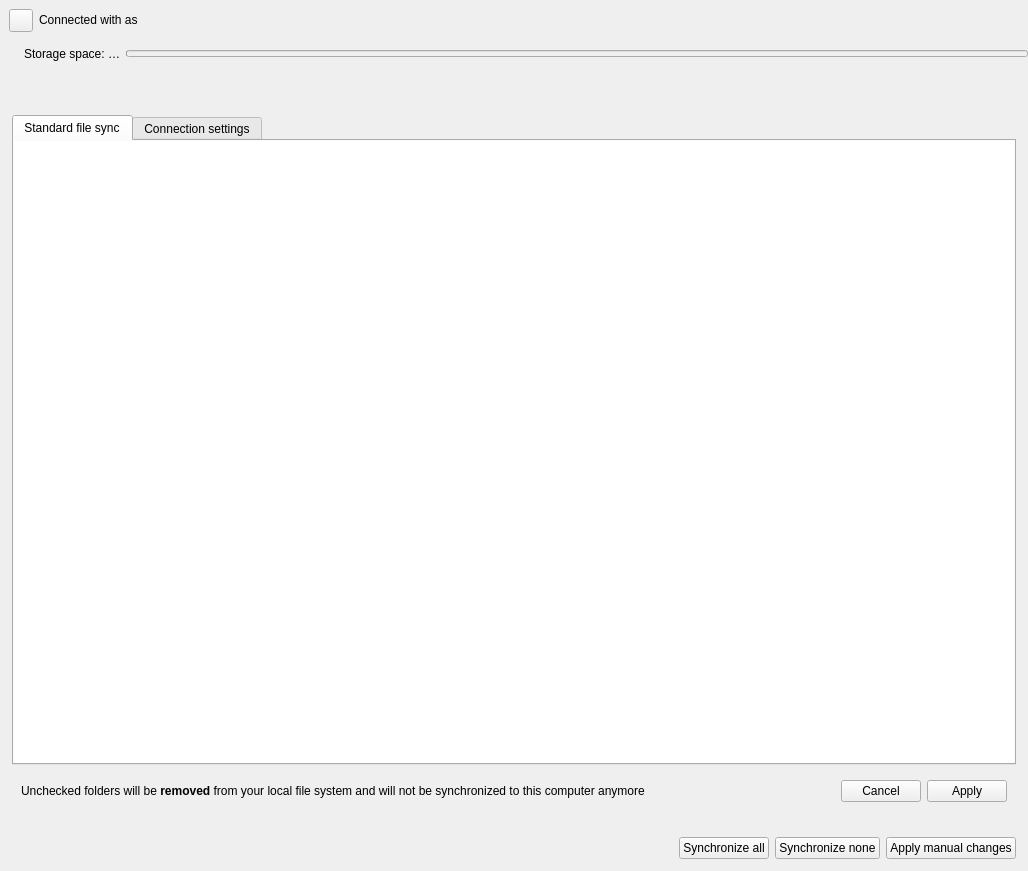
First picture: the form in src/gui/accountsettings.ui, repository nextcloud/desktop, before the edit.
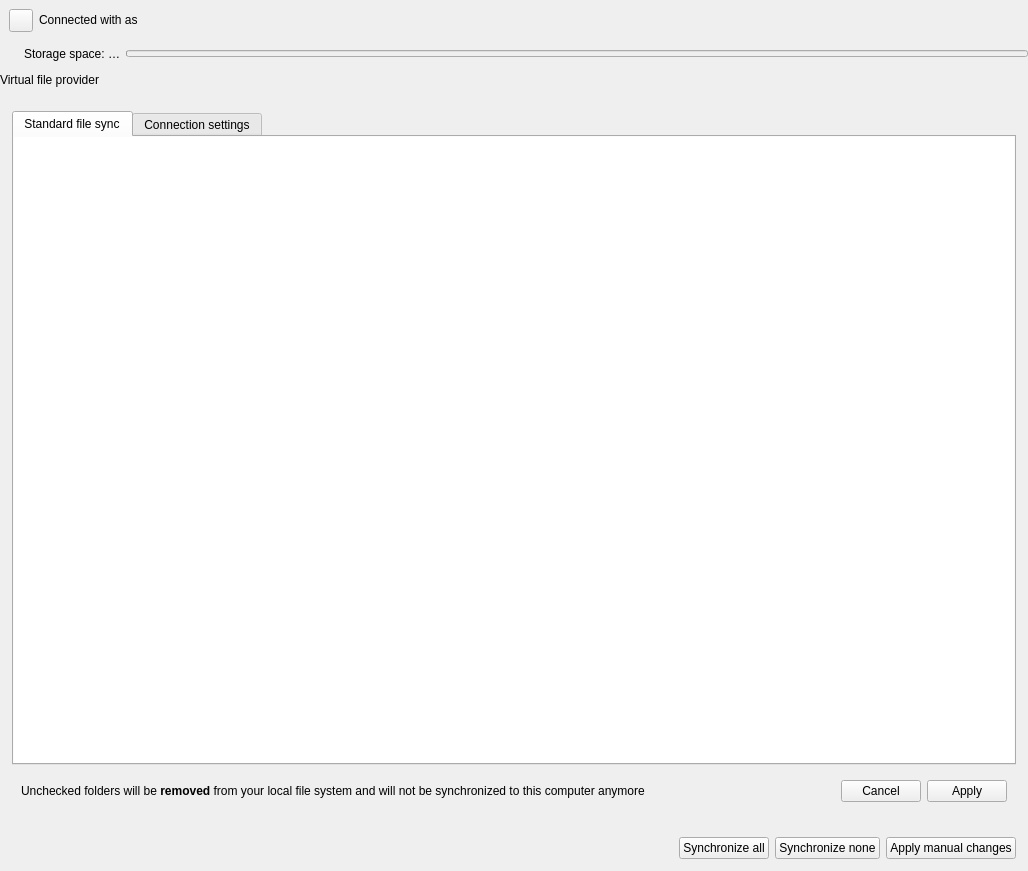
Second picture: the form after the edit. Custom widgets are drawn as their Qt base class.

```diff
--- a/src/gui/accountsettings.ui
+++ b/src/gui/accountsettings.ui
@@ -168,17 +168,24 @@
      </property>
      <layout class="QVBoxLayout" name="fileProviderPanelLayout">
       <property name="leftMargin">
-       <number>12</number>
+       <number>0</number>
       </property>
       <property name="topMargin">
-       <number>12</number>
+       <number>0</number>
       </property>
       <property name="rightMargin">
-       <number>12</number>
+       <number>0</number>
       </property>
       <property name="bottomMargin">
-       <number>12</number>
+       <number>0</number>
       </property>
+      <item>
+       <widget class="QLabel" name="fileProviderPanelTitle">
+        <property name="text">
+         <string>Virtual file provider</string>
+        </property>
+       </widget>
+      </item>
       <item>
        <widget class="QWidget" name="fileProviderPanelContents" native="true"/>
       </item>
```
Left out of the diff: 2 changed lines with no effect on the pictures.
